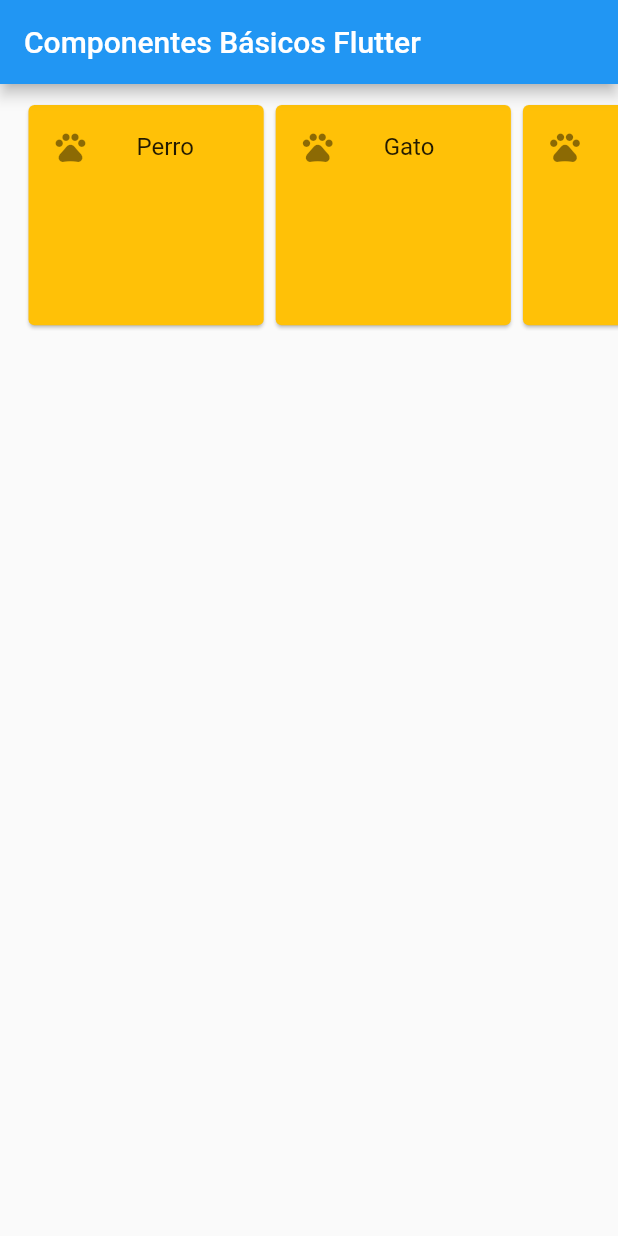
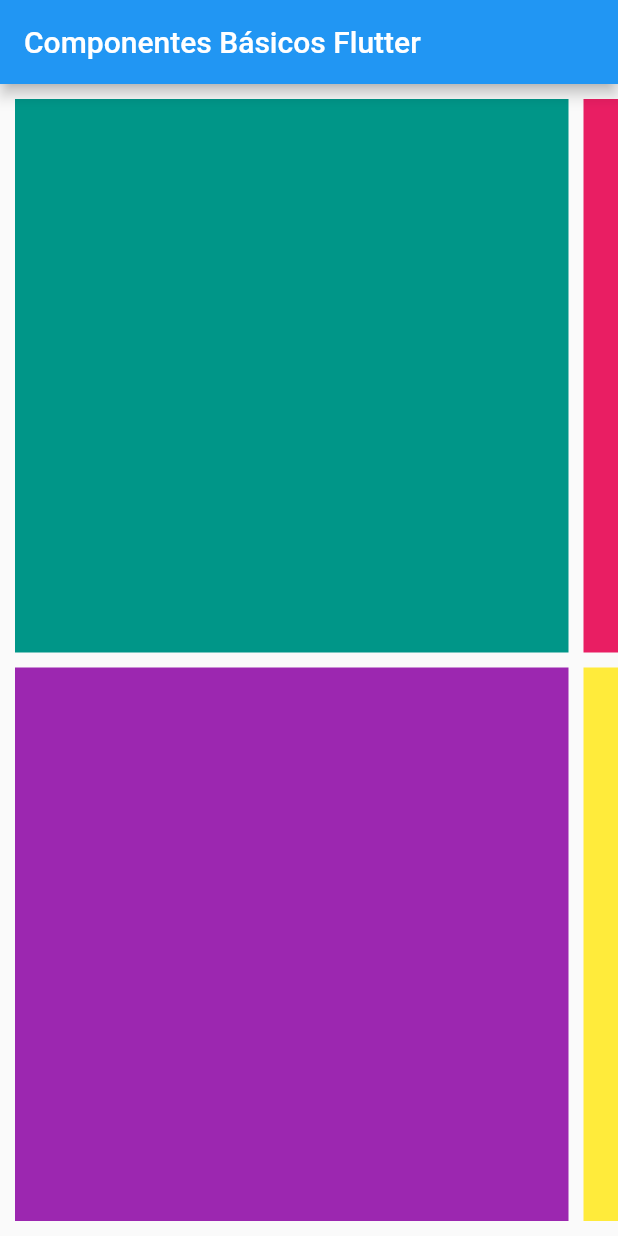
Before and after one commit to EmmanuelHm/basic_components_flutter, a Flutter app: the screen it shows after launch, on a phone screen of 412 x 824 dp. Run offline on Flutter 3.47's test engine with Material 2 defaults, Android fonts, the phone set to English and light mode, and no system bars.

Commit message:
Utilizando el widget 'GirdView' en flutter

```diff
--- /dev/null
+++ b/lib/BasicWidgets/10.GridView/GridView.dart
@@ -0,0 +1,50 @@
+import 'package:flutter/material.dart';
+
+class GridViewWidget extends StatefulWidget {
+  GridViewWidget({Key? key}) : super(key: key);
+
+  @override
+  _GridViewWidgetState createState() => _GridViewWidgetState();
+}
+
+class _GridViewWidgetState extends State<GridViewWidget> {
+  List<Color> myColors = [
+    Colors.teal,
+    Colors.purple,
+    Colors.pink,
+    Colors.yellow
+  ];
+
+  @override
+  Widget build(BuildContext context) {
+    // GRIDVIEW DINAMICO
+    return GridView.builder(
+        padding: EdgeInsets.all(10),
+        itemCount: myColors.length,
+        scrollDirection: Axis.horizontal,
+        gridDelegate: SliverGridDelegateWithFixedCrossAxisCount(
+          crossAxisCount: 2,
+          mainAxisSpacing: 10,
+          crossAxisSpacing: 10,
+        ),
+        itemBuilder: (context, int index) {
+          return Container(color: myColors[index]);
+        });
+
+    //  GRIDVIEW ESTÁTICO
+
+    // return GridView.count(
+    //   padding: EdgeInsets.all(10),
+    //   crossAxisCount: 2,
+    //   mainAxisSpacing: 10,
+    //   crossAxisSpacing: 10,
+    //   // scrollDirection: Axis.horizontal,
+    //   children: [
+    //     Container(color: Colors.red),
+    //     Container(color: Colors.green),
+    //     Container(color: Colors.orange),
+    //     Container(color: Colors.blue),
+    //   ],
+    // );
+  }
+}
--- a/lib/main.dart
+++ b/lib/main.dart
@@ -1,5 +1,5 @@
 import 'package:flutter/material.dart';
-import 'package:basic_components_flutter/BasicWidgets/9.ListView/ListView.dart';
+import 'package:basic_components_flutter/BasicWidgets/10.GridView/GridView.dart';
 
 void main() => runApp(MyApp());
 
@@ -28,7 +28,7 @@ class _MyHomePageState extends State<MyHomePage> {
           appBar: AppBar(
             title: Text('Componentes Básicos Flutter'),
           ),
-          body: ListViewWidget()),
+          body: GridViewWidget()),
     );
   }
 }
```
Also changed, not shown: lib/BasicWidgets/10.GridView/GridView1.png (added), lib/BasicWidgets/10.GridView/GridView2.png (added), lib/BasicWidgets/10.GridView/GridView3.png (added), lib/BasicWidgets/10.GridView/GridView4.png (added), lib/BasicWidgets/10.GridView/GridView5.png (added).
